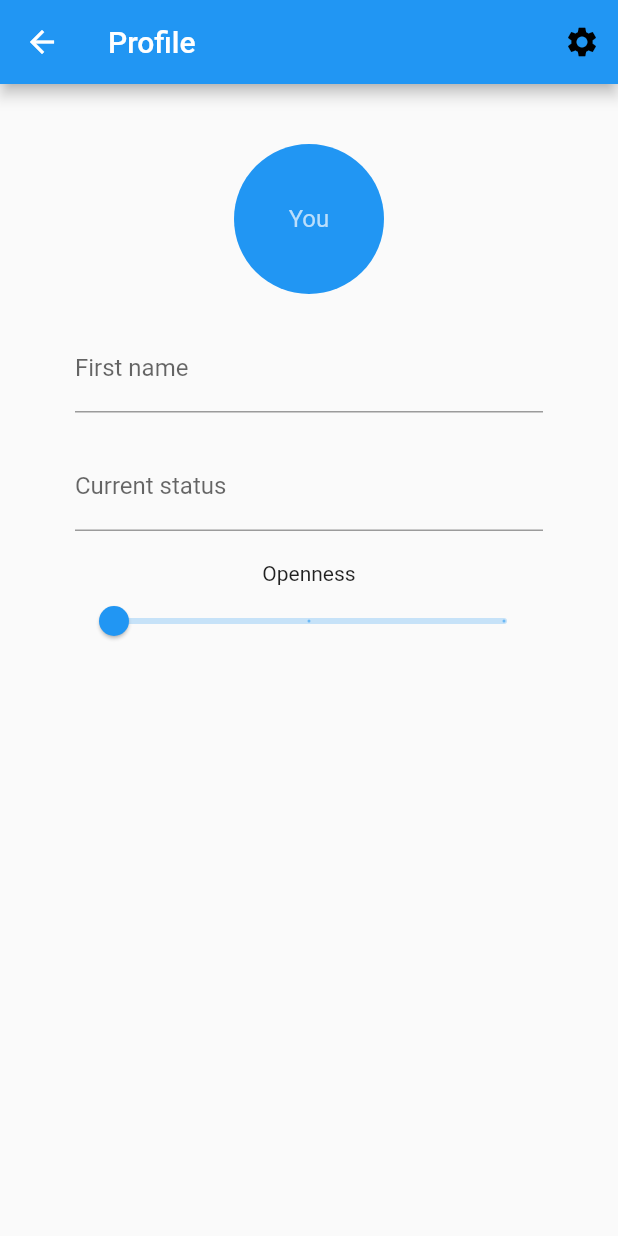
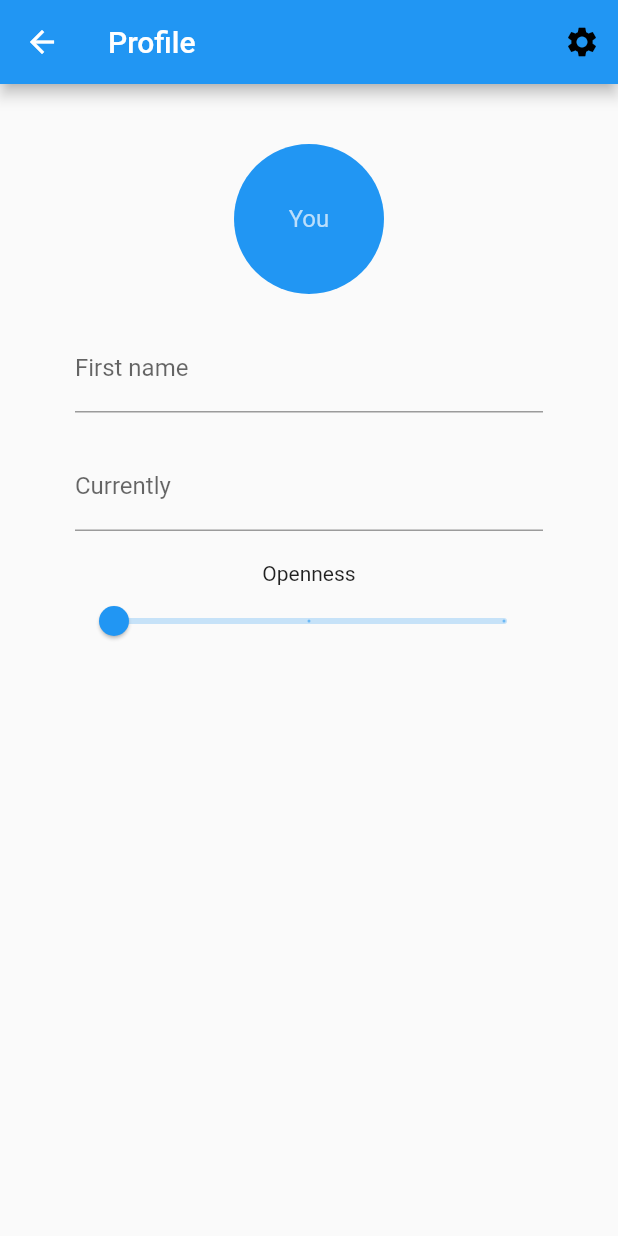
Before and after one commit to eli1797/loci_mvp, a Flutter app: the Profile screen opened directly, on a phone screen of 412 x 824 dp. Run offline on Flutter 3.47's test engine with Material 2 defaults, Android fonts, the phone set to English and light mode, and no system bars; our stand-ins replace cloud_firestore, firebase_auth, flutter_spinkit, geolocator, google_maps_flutter, shared_preferences; missing offline and left inert: geoflutterfire; accounts and stored records are empty.

Commit message:
I like this one best

```diff
--- a/lib/screens/profile/profile.dart
+++ b/lib/screens/profile/profile.dart
@@ -35,9 +35,9 @@ class _ProfileState extends State<Profile> {
       _sliderLabel[0.0] = "Hidden";
       _sliderLabel[1.0] = "Close Friends Only";
       _sliderLabel[2.0] = "Open";
-      _sliderColor[0.0] = Colors.blue[100];
+      _sliderColor[0.0] = Colors.grey;
       _sliderColor[1.0] = Colors.blue[300];
-      _sliderColor[2.0] = Colors.blue[500];
+      _sliderColor[2.0] = Colors.green[500];
 
       print(user);
 
@@ -92,7 +92,7 @@ class _ProfileState extends State<Profile> {
                             SizedBox(height: 20.0),
                             TextFormField(
                               decoration: InputDecoration(
-                                labelText: 'Current status',
+                                labelText: 'Currently',
                               ),
                               initialValue: userData.status ?? '',
                               onFieldSubmitted: (val) async {
```
